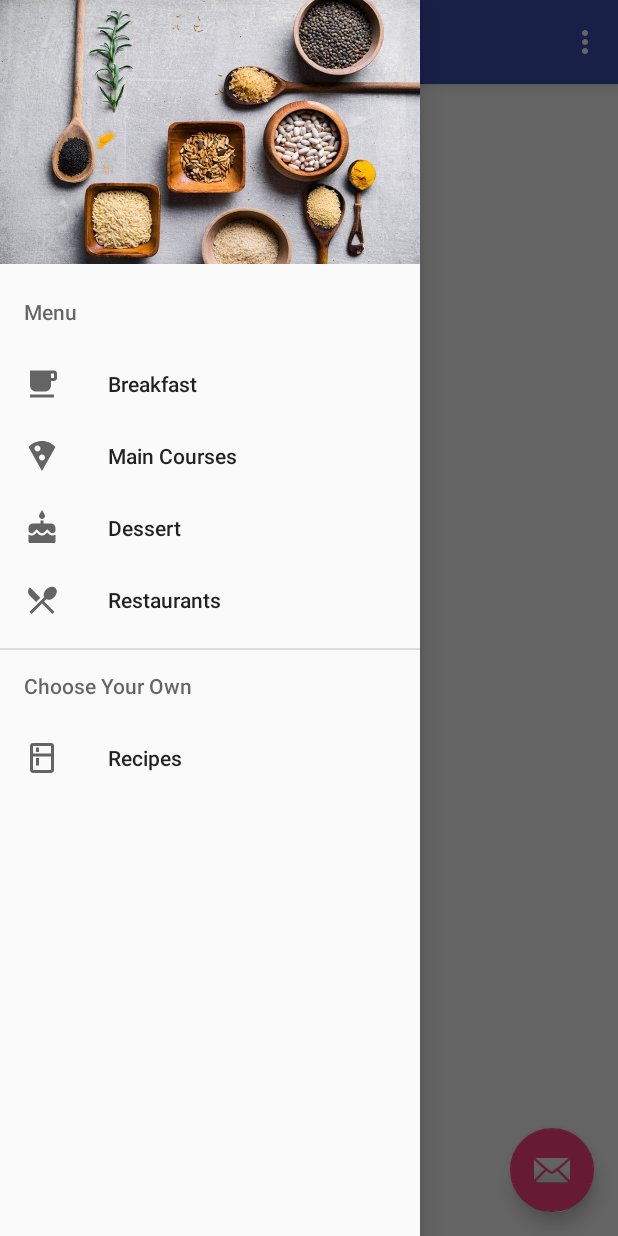
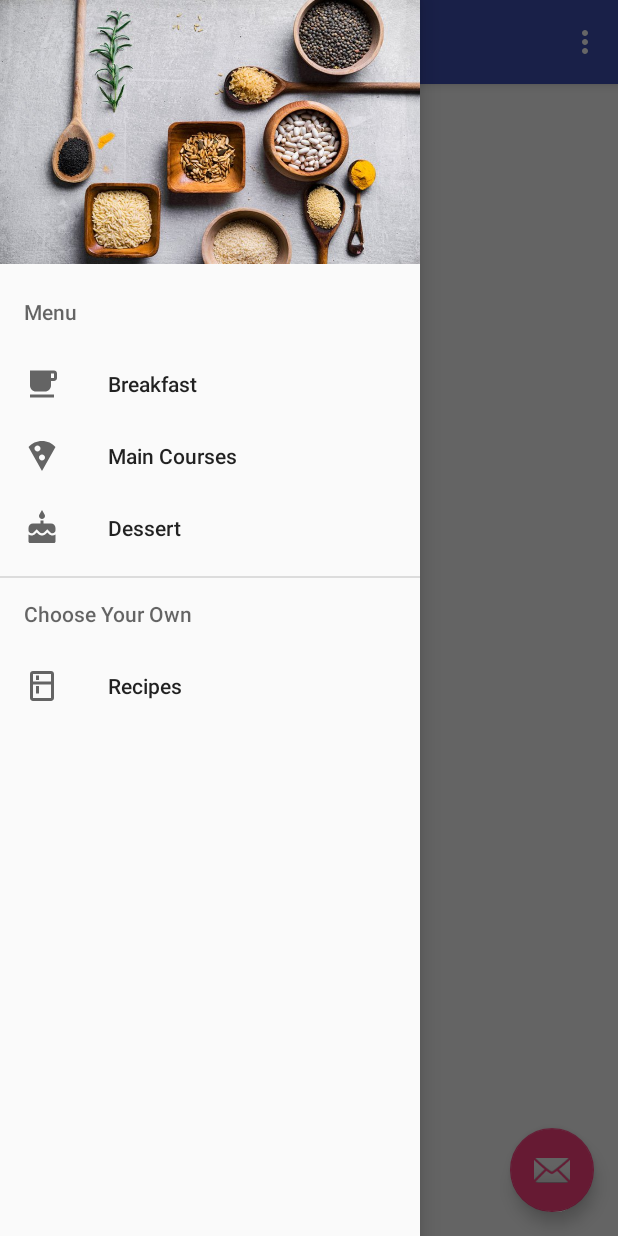
Before and after one commit to watermelondruh/KitchenAdventures, an Android app: the screen it shows after launch (MainActivity), with the side drawer open, on a phone screen of 412 x 824 dp. Run offline under Robolectric (Android 15) with nearby library versions, the phone set to English and light mode, and no system bars; Roboto replaces fonts that are not available here.

Commit message:
removed Restaurant, fixed randomize, titles for recipes no longer display random stuff

```diff
--- a/app/src/main/java/com/example/kitchenadventures/DessertFragment.java
+++ b/app/src/main/java/com/example/kitchenadventures/DessertFragment.java
@@ -48,13 +48,13 @@ public class DessertFragment extends Fragment {
     private int randomize() {
         x = (int) (Math.random() * 3);
         if(x == 0){
-            return 0;
+            return 6;
         }
         else if (x == 1) {
-            return 1;
+            return 7;
         }
         else {
-            return 2;
+            return 8;
         }
     }
 }
--- a/app/src/main/java/com/example/kitchenadventures/MainActivity.java
+++ b/app/src/main/java/com/example/kitchenadventures/MainActivity.java
@@ -121,9 +121,9 @@ public class MainActivity extends AppCompatActivity
                     .commit();
         }
 
-        if (id == R.id.nav_local_dining) {
-            newFragment = new RestaurantFragment();
-        }
+        //if (id == R.id.nav_local_dining) {
+        //    newFragment = new RestaurantFragment();
+        //}
 
         if(newFragment != null){
             FragmentManager fm = getSupportFragmentManager();
--- a/app/src/main/java/com/example/kitchenadventures/MainFragment.java
+++ b/app/src/main/java/com/example/kitchenadventures/MainFragment.java
@@ -44,13 +44,13 @@ public class MainFragment extends Fragment {
     private int randomize() {
         x = (int) (Math.random() * 3);
         if(x == 0){
-            return 0;
+            return 3;
         }
         else if (x == 1) {
-            return 1;
+            return 4;
         }
         else {
-            return 2;
+            return 5;
         }
     }
 }
--- a/app/src/main/java/com/example/kitchenadventures/RecipeActivity.java
+++ b/app/src/main/java/com/example/kitchenadventures/RecipeActivity.java
@@ -25,7 +25,7 @@ public class RecipeActivity extends AppCompatActivity {
 
 
         TextView title = findViewById(R.id.textView_recipe_title);
-        title.setText("Random Stuff");
+        title.setText(recipe.getName());
 
         TextView ingredients = findViewById(R.id.textView_recipe_ingredients);
         ingredients.setText(getString(R.string.Ingredients));
--- a/app/src/main/res/menu/activity_main_drawer.xml
+++ b/app/src/main/res/menu/activity_main_drawer.xml
@@ -18,10 +18,6 @@
             android:id="@+id/nav_cake_black"
             android:icon="@drawable/ic_cake_black_24dp"
             android:title="Dessert" />
-        <item
-            android:id="@+id/nav_local_dining"
-            android:icon="@drawable/ic_local_dining_black_24dp"
-            android:title="Restaurants" />
         </menu>
         </item>
     </group>
```
